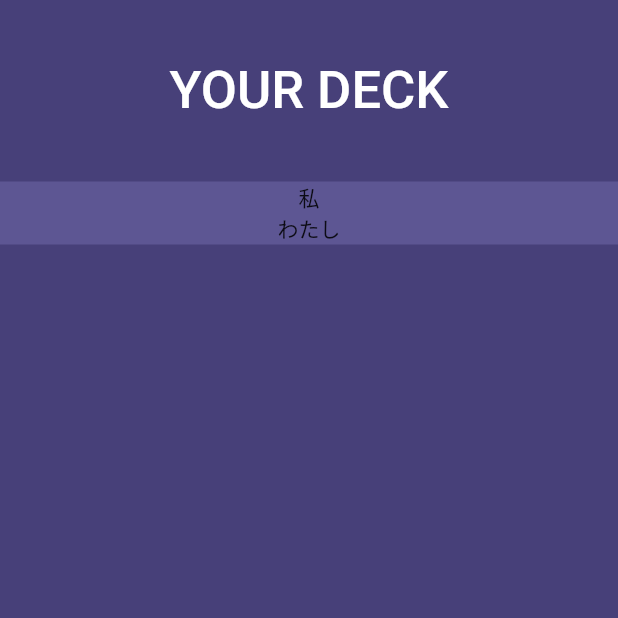
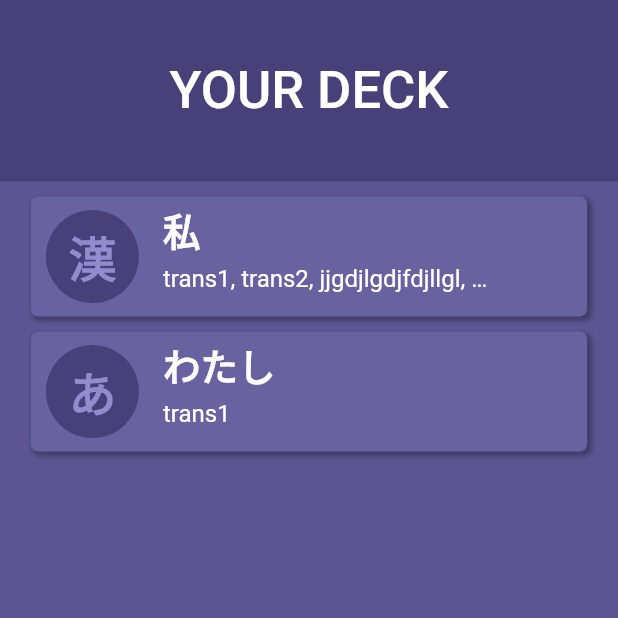
Before and after one commit to FlorianFlouquet/SnapAndLearn, a Flutter app: the screen it shows after launch, on a phone screen of 412 x 824 dp, the top half of it. Run offline on Flutter 3.47's test engine with Material 2 defaults, Android fonts, the phone set to English and light mode, and no system bars; our stand-ins replace flutter_svg.

Commit message:
feat(result-page): made vocab cards design

```diff
--- a/snl_flutter/lib/main.dart
+++ b/snl_flutter/lib/main.dart
@@ -16,11 +16,26 @@ class MyApp extends StatelessWidget {
       theme: ThemeData(
         primaryColor: const Color.fromRGBO(93, 86, 147, 1.0),
         primaryColorDark: const Color.fromRGBO(71, 64, 121, 1.0),
+        backgroundColor: const Color.fromRGBO(105, 98, 161, 1.0),
         textTheme: const TextTheme(
           titleLarge: TextStyle(
             color: Colors.white,
             fontSize: 35.0,
             fontWeight: FontWeight.w500,
+          ),
+          labelMedium: TextStyle(
+            color: Color.fromRGBO(147, 139, 205, 1.0),
+            fontSize: 32.0,
+            fontWeight: FontWeight.bold,
+          ),
+          bodyLarge: TextStyle(
+            color: Colors.white,
+            fontSize: 25.0,
+            fontWeight: FontWeight.bold,
+          ),
+          bodyMedium: TextStyle(
+            color: Colors.white,
+            fontSize: 16.0,
           ),
         ),
       ),
--- /dev/null
+++ b/snl_flutter/lib/presentation/ui/components/word_card.dart
@@ -0,0 +1,83 @@
+import 'package:flutter/material.dart';
+import 'package:snl_flutter/presentation/models/word_model.dart';
+
+class WordCard extends StatelessWidget {
+  const WordCard({super.key, required this.word});
+
+  final WordModel word;
+
+  @override
+  Widget build(BuildContext context) {
+    return LayoutBuilder(
+      builder: ((p0, p1) {
+        return Container(
+          margin: const EdgeInsets.only(top: 10.0),
+          height: 80.0,
+          width: p1.maxWidth * 0.9,
+          decoration: BoxDecoration(
+              borderRadius: BorderRadius.circular(5),
+              color: Theme.of(context).backgroundColor,
+              boxShadow: [
+                BoxShadow(
+                  color: Colors.black.withOpacity(0.3),
+                  spreadRadius: 1,
+                  blurRadius: 2,
+                  offset: const Offset(2, 2),
+                )
+              ]),
+          child: Row(
+            children: [
+              Container(
+                margin: const EdgeInsets.only(left: 10.0, right: 16.0),
+                decoration: BoxDecoration(
+                  color: Theme.of(context).primaryColorDark,
+                  shape: BoxShape.circle,
+                ),
+                child: Container(
+                  padding: const EdgeInsets.all(15),
+                  child: Text(
+                    word.type == 'kana' ? 'あ' : '漢',
+                    style: Theme.of(context).textTheme.labelMedium,
+                  ),
+                ),
+              ),
+              Column(
+                crossAxisAlignment: CrossAxisAlignment.start,
+                children: [
+                  Container(
+                    height: 45.0,
+                    alignment: Alignment.center,
+                    child: Text(
+                      word.word,
+                      style: Theme.of(context).textTheme.bodyLarge,
+                    ),
+                  ),
+                  Container(
+                    height: 35.0,
+                    width: 220.0,
+                    child: Text(
+                      arrayToString(word.translations),
+                      style: Theme.of(context).textTheme.bodyMedium,
+                      overflow: TextOverflow.ellipsis,
+                    ),
+                  ),
+                ],
+              ),
+            ],
+          ),
+        );
+      }),
+    );
+  }
+}
+
+String arrayToString(List<String> array) {
+  String result = "";
+  for (var i = 0; i < array.length; i++) {
+    result += array[i];
+    if (i < array.length - 1) {
+      result += ", ";
+    }
+  }
+  return result;
+}
--- a/snl_flutter/lib/presentation/ui/home_page.dart
+++ b/snl_flutter/lib/presentation/ui/home_page.dart
@@ -29,7 +29,6 @@ class _HomePageState extends State<HomePage> {
 
   @override
   void dispose() {
-    // TODO: implement dispose
     super.dispose();
     _timer.cancel();
   }
--- a/snl_flutter/lib/presentation/ui/result_page.dart
+++ b/snl_flutter/lib/presentation/ui/result_page.dart
@@ -2,6 +2,7 @@ import 'package:flutter/material.dart';
 import 'package:flutter/src/widgets/container.dart';
 import 'package:flutter/src/widgets/framework.dart';
 import 'package:snl_flutter/presentation/models/word_model.dart';
+import 'package:snl_flutter/presentation/ui/components/word_card.dart';
 
 class ResultPage extends StatelessWidget {
   const ResultPage({super.key});
@@ -9,34 +10,41 @@ class ResultPage extends StatelessWidget {
   @override
   Widget build(BuildContext context) {
     final mockData = [
-      WordModel('私', ["trans1", "trans2"], 'kanji'),
+      WordModel(
+          '私',
+          [
+            "trans1",
+            "trans2",
+            "jjgdjlgdjfdjllgl",
+            "jgfjgdjgdjfogido",
+            "jddflgjldjgldjg"
+          ],
+          'kanji'),
       WordModel('わたし', ["trans1"], 'kana'),
     ];
 
     return Scaffold(
       body: Container(
         width: double.infinity,
-        color: Theme.of(context).primaryColorDark,
+        color: Theme.of(context).primaryColor,
         child: ListView(
           children: [
             Container(
               padding: const EdgeInsets.all(40),
-              alignment: Alignment.center,
+              color: Theme.of(context).primaryColorDark,
               child: Text(
                 'YOUR DECK',
+                textAlign: TextAlign.center,
                 style: Theme.of(context).textTheme.titleLarge,
               ),
             ),
-            Container(
-              color: Theme.of(context).primaryColor,
-              child: Column(
-                children: mockData
-                    .map(
-                      (e) => Text(e.word),
-                    )
-                    .toList(),
-              ),
-            )
+            Column(
+              children: mockData
+                  .map(
+                    (e) => WordCard(word: e),
+                  )
+                  .toList(),
+            ),
           ],
         ),
       ),
```
